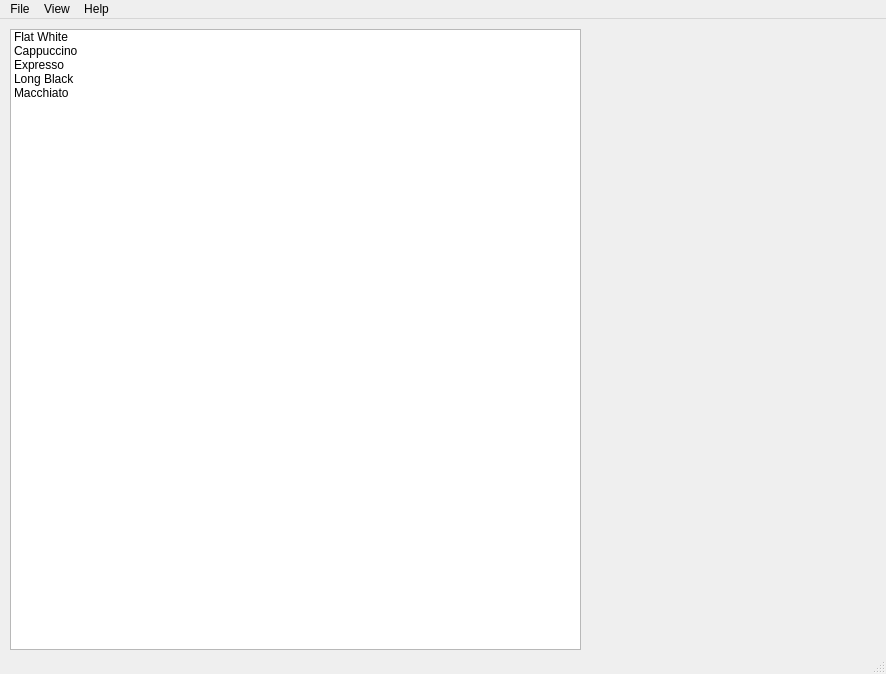
The window that qtc-part2/mainwindow.ui (moylty/DejaBrewPOS) describes before a commit, drawn with Qt 5.
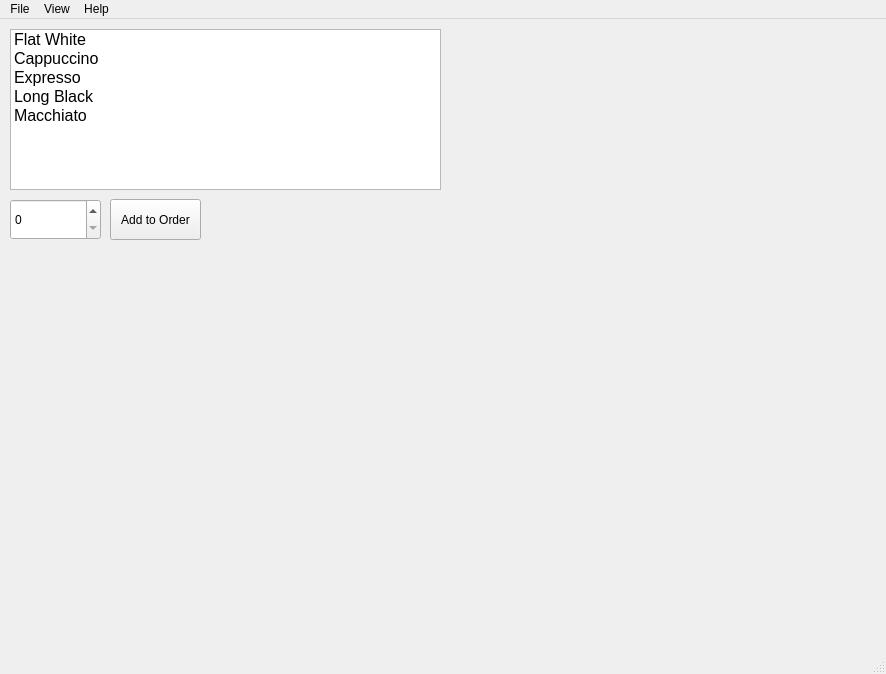
The same window after the commit.

Commit message: Created list object, spinbox and button. Created function to get selections upon button press

Diff of the .ui file:
```diff
--- a/qtc-part2/mainwindow.ui
+++ b/qtc-part2/mainwindow.ui
@@ -10,6 +10,12 @@
     <height>674</height>
    </rect>
   </property>
+  <property name="minimumSize">
+   <size>
+    <width>600</width>
+    <height>300</height>
+   </size>
+  </property>
   <property name="windowTitle">
    <string>MainWindow</string>
   </property>
@@ -19,10 +25,15 @@
      <rect>
       <x>10</x>
       <y>10</y>
-      <width>571</width>
-      <height>621</height>
+      <width>431</width>
+      <height>161</height>
      </rect>
     </property>
+    <property name="font">
+     <font>
+      <pointsize>12</pointsize>
+     </font>
+    </property>
     <item>
      <property name="text">
       <string>Flat White</string>
@@ -49,6 +60,29 @@
      </property>
     </item>
    </widget>
+   <widget class="QSpinBox" name="orderQuantity">
+    <property name="geometry">
+     <rect>
+      <x>10</x>
+      <y>180</y>
+      <width>91</width>
+      <height>41</height>
+     </rect>
+    </property>
+   </widget>
+   <widget class="QPushButton" name="addOrderButton">
+    <property name="geometry">
+     <rect>
+      <x>110</x>
+      <y>180</y>
+      <width>91</width>
+      <height>41</height>
+     </rect>
+    </property>
+    <property name="text">
+     <string>Add to Order</string>
+    </property>
+   </widget>
   </widget>
   <widget class="QMenuBar" name="menubar">
    <property name="geometry">
```
The commit also changes 8 other files.
